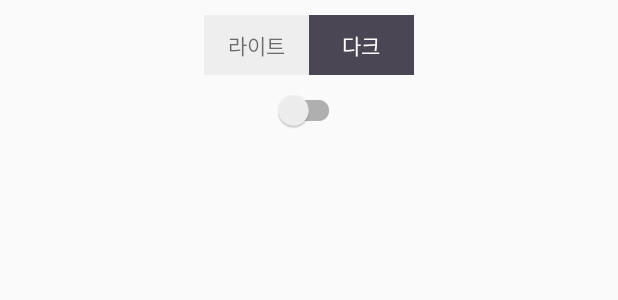
After one commit to imcodding/opp_design_pattern, an Android app: the layout activity_state.xml on its own in the app's theme, with its tools: preview values and no code run, on a phone screen of 412 x 824 dp. The commit adds this screen. Shown: the top 300 px of the screen. Run offline under Robolectric (Android 15) with nearby library versions, the phone set to English and light mode, and no system bars.

Commit message:
상태 패턴(State Pattern)

```diff
--- a/project/app/src/main/AndroidManifest.xml
+++ b/project/app/src/main/AndroidManifest.xml
@@ -9,6 +9,7 @@
         android:roundIcon="@mipmap/ic_launcher_round"
         android:supportsRtl="true"
         android:theme="@style/Theme.Design.Light.NoActionBar">
+        <activity android:name=".State.StateActivity"></activity>
         <activity android:name=".BaseActivity" />
         <activity android:name=".Strategy.StrategyActivity" />
         <activity android:name=".MainActivity">
--- a/project/app/src/main/java/com/mia/oppproject/MainActivity.java
+++ b/project/app/src/main/java/com/mia/oppproject/MainActivity.java
@@ -5,6 +5,7 @@ import androidx.appcompat.app.AppCompatActivity;
 import android.content.Intent;
 import android.os.Bundle;
 
+import com.mia.oppproject.State.StateActivity;
 import com.mia.oppproject.Strategy.StrategyActivity;
 
 public class MainActivity extends AppCompatActivity {
@@ -14,7 +15,7 @@ public class MainActivity extends AppCompatActivity {
         super.onCreate(savedInstanceState);
         setContentView(R.layout.activity_main);
 
-        startActivity(Pattern.STRATEGY);
+        startActivity(Pattern.STATE);
     }
 
     public void startActivity(int type) {
@@ -23,6 +24,9 @@ public class MainActivity extends AppCompatActivity {
             case Pattern.STRATEGY:
                 intent = new Intent(getApplicationContext(), StrategyActivity.class);
                 break;
+            case Pattern.STATE:
+                intent = new Intent(getApplicationContext(), StateActivity.class);
+                break;
         }
         startActivity(intent);
     }
--- a/project/app/src/main/java/com/mia/oppproject/Pattern.java
+++ b/project/app/src/main/java/com/mia/oppproject/Pattern.java
@@ -2,4 +2,5 @@ package com.mia.oppproject;
 
 public interface Pattern {
     int STRATEGY = 1;
+    int STATE = 2;
 }
--- /dev/null
+++ b/project/app/src/main/java/com/mia/oppproject/State/ModeSwitch.java
@@ -0,0 +1,5 @@
+package com.mia.oppproject.State;
+
+public interface ModeSwitch {
+    void toggle();
+}
--- /dev/null
+++ b/project/app/src/main/res/layout/activity_state.xml
@@ -0,0 +1,46 @@
+<?xml version="1.0" encoding="utf-8"?>
+<androidx.constraintlayout.widget.ConstraintLayout xmlns:android="http://schemas.android.com/apk/res/android"
+    xmlns:app="http://schemas.android.com/apk/res-auto"
+    xmlns:tools="http://schemas.android.com/tools"
+    android:layout_width="match_parent"
+    android:layout_height="match_parent"
+    tools:context=".State.StateActivity">
+
+    <LinearLayout
+        android:id="@+id/linear_mode"
+        android:layout_width="wrap_content"
+        android:layout_height="wrap_content"
+        android:layout_marginTop="10dp"
+        app:layout_constraintStart_toStartOf="parent"
+        app:layout_constraintEnd_toEndOf="parent"
+        app:layout_constraintTop_toTopOf="parent">
+
+        <TextView
+            android:id="@+id/mode_light"
+            android:layout_width="70dp"
+            android:layout_height="40dp"
+            android:gravity="center"
+            android:background="#eeeeee"
+            android:text="라이트" />
+
+        <TextView
+            android:id="@+id/mode_dark"
+            android:layout_width="70dp"
+            android:layout_height="40dp"
+            android:background="@color/dark"
+            android:textColor="@color/white"
+            android:gravity="center"
+            android:text="다크" />
+
+    </LinearLayout>
+
+    <androidx.appcompat.widget.SwitchCompat
+        android:id="@+id/mode_switch_btn"
+        android:layout_width="wrap_content"
+        android:layout_height="wrap_content"
+        app:layout_constraintTop_toBottomOf="@+id/linear_mode"
+        app:layout_constraintStart_toStartOf="parent"
+        app:layout_constraintEnd_toEndOf="parent"
+        android:layout_marginTop="10dp"/>
+
+</androidx.constraintlayout.widget.ConstraintLayout>
```
Also changed, not shown: project/app/src/main/java/com/mia/oppproject/State/StateActivity.java (added, +51 -0 lines).
